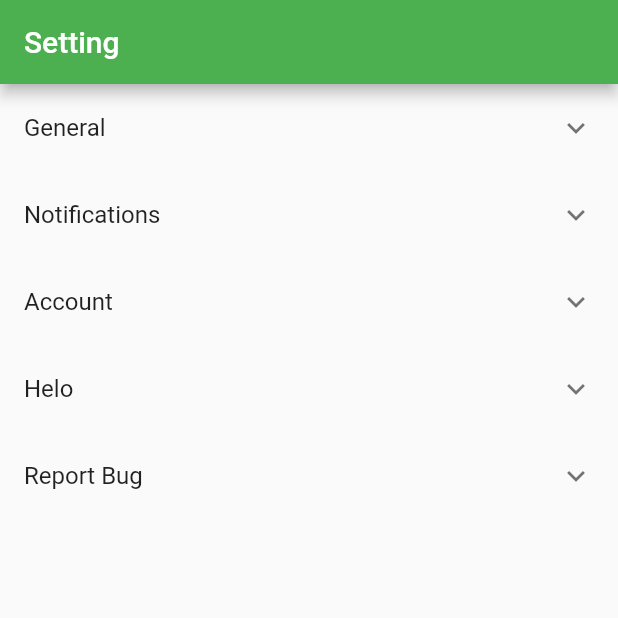
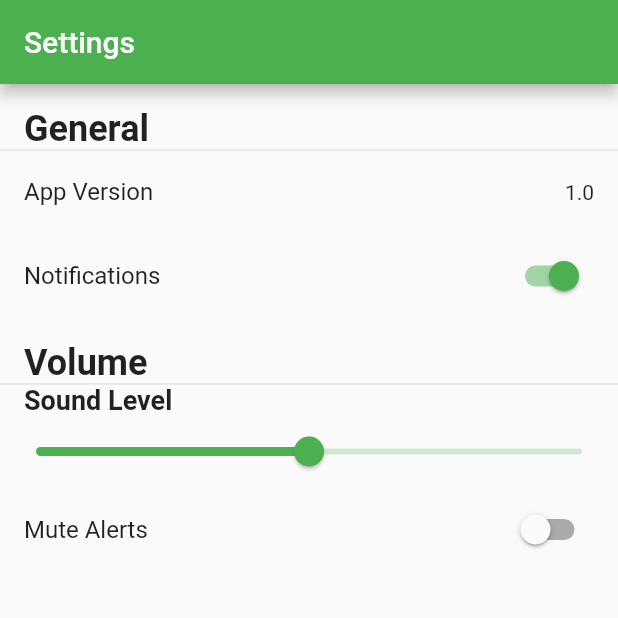
Before and after one commit to ShroudofDark/ClearAvenues-FrontEnd, a Flutter app: the SettingScreen screen opened by its route, on a phone screen of 412 x 824 dp, the top half of it. Run offline on Flutter 3.47's test engine with Material 2 defaults, Android fonts, the phone set to English and light mode, and no system bars; our stand-ins replace flutter_riverpod, geocoding, go_router, google_maps_flutter, image_picker, location.

Commit message:
Setting_screen.dart

```diff
--- a/lib/features/account/setting_screen.dart
+++ b/lib/features/account/setting_screen.dart
@@ -1,5 +1,5 @@
 import 'package:flutter/material.dart';
-import '../auth/login_screen.dart';
+//import '../auth/login_screen.dart';
 
 class SettingScreen extends StatefulWidget {
   const SettingScreen({Key? key}) : super(key: key);
@@ -9,80 +9,102 @@ class SettingScreen extends StatefulWidget {
 }
 
 class SettingScreenState extends State<SettingScreen> {
-  bool _notificationValue = false;
-  void setNotificationValue(bool value) {
-    setState(() {
-      _notificationValue = value;
-      // _notificationValue = !_notificationValue;
-    });
-  }
-
-  bool getNotificationValue() {
-    return _notificationValue;
-  }
+  bool _notificationsEnabled = true;
+  double _soundLevel = 50;
+  bool _alertsMuted = false;
 
   @override
   Widget build(BuildContext context) {
+    const textStyle = TextStyle(
+      fontSize: 24,
+      fontWeight: FontWeight.bold,
+    );
     return Scaffold(
       appBar: AppBar(
-          backgroundColor: Colors.green,
-          title: const Text('Setting'),
+        title: const Text('Settings'),
       ),
       body: ListView(
-          children: <Widget>[
-            //general section
-            const ExpansionTile(title: Text("General"), children: <Widget>[
-              ListTile(
-                title: Text("App Version"),
-                subtitle: Text("1.0.0"),
-              ),
-              ListTile(
-                title: Text("About"),
-                subtitle: Text("Description goes here"),
-              ),
-            ]),
-            ExpansionTile(
-              title: const Text("Notifications"),
         children: [
-                Center(
-                    child: ElevatedButton(
-                  child: Text(_notificationValue ? "OFF" : "ON"),
-                  onPressed: () {
-                    setNotificationValue(!_notificationValue);
-                  },
-                ))
+          _buildGeneralCategory(textStyle),
+          _buildVoiceAndSoundCategory(textStyle),
         ],
       ),
-            ExpansionTile(title: Text("Account"), children: <Widget>[
-              ListTile(
-                  title: const Text("Login"),
-                  onTap: () {
-                    ElevatedButton(
-                        child: const Text("Login"),
-                        onPressed: () {
-                          Navigator.push(
-                            context,
-                            MaterialPageRoute(
-                                builder: (context) => const LoginScreen()),
     );
+  }
+
+  Widget _buildGeneralCategory(TextStyle textStyle) {
+    return Column(
+      crossAxisAlignment: CrossAxisAlignment.start,
+      children: [
+        const SizedBox(height: 16),
+        Padding(
+          padding: const EdgeInsets.symmetric(horizontal: 16),
+          child: Text(
+            'General',
+            style: textStyle,
+          ),
+        ),
+        const Divider(height: 0),
+        const ListTile(
+          title: Text('App Version'),
+          trailing: Text('1.0'),
+        ),
+        SwitchListTile(
+          title: const Text('Notifications'),
+          value: _notificationsEnabled,
+          onChanged: (value) {
+            setState(() {
+              _notificationsEnabled = value;
             });
-                  })
-            ]),
-            const ExpansionTile(title: Text("Helo"), children: <Widget>[
+          },
+        ),
+      ],
+    );
+  }
+
+  Widget _buildVoiceAndSoundCategory(TextStyle textStyle) {
+    return Column(
+      crossAxisAlignment: CrossAxisAlignment.start,
+      children: [
+        const SizedBox(height: 16),
         Padding(
-                padding: EdgeInsets.all(16.0),
-                child: Text("This section provides information and resources"
-                    "to help you use the app."),
-              )
-            ]),
-            const ExpansionTile(title: Text("Report Bug"), children: <Widget>[
-              Padding(
-                padding: EdgeInsets.all(16.0),
-                child: Text("Report bug is a feature in the application"
-                    "that allows the users to report any issue."),
-              )
-            ])
+          padding: const EdgeInsets.symmetric(horizontal: 16),
+          child: Text(
+            'Volume ',
+            style: textStyle,
+          ),
+        ),
+        const Divider(height: 0),
+        const Padding(
+          padding: EdgeInsets.symmetric(horizontal: 16),
+          child: Text(
+            'Sound Level',
+            style: TextStyle(
+              fontSize: 18,
+              fontWeight: FontWeight.bold,
+            ),
+          ),
+        ),
+        Slider(
+          value: _soundLevel,
+          min: 0,
+          max: 100,
+          onChanged: (value) {
+            setState(() {
+              _soundLevel = value;
+            });
+          },
+        ),
+        SwitchListTile(
+          title: const Text('Mute Alerts'),
+          value: _alertsMuted,
+          onChanged: (value) {
+            setState(() {
+              _alertsMuted = value;
+            });
+          },
+        ),
       ],
-        ));
+    );
   }
 }
```
Also changed, not shown: pubspec.lock, 2 other files. Lines whose indentation alone changed are shown as unchanged.
